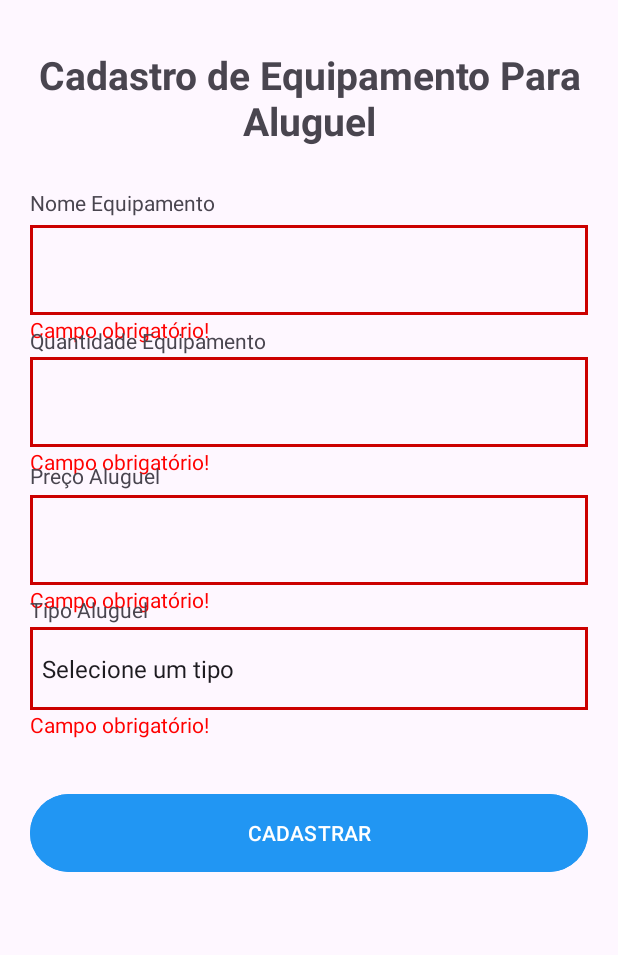
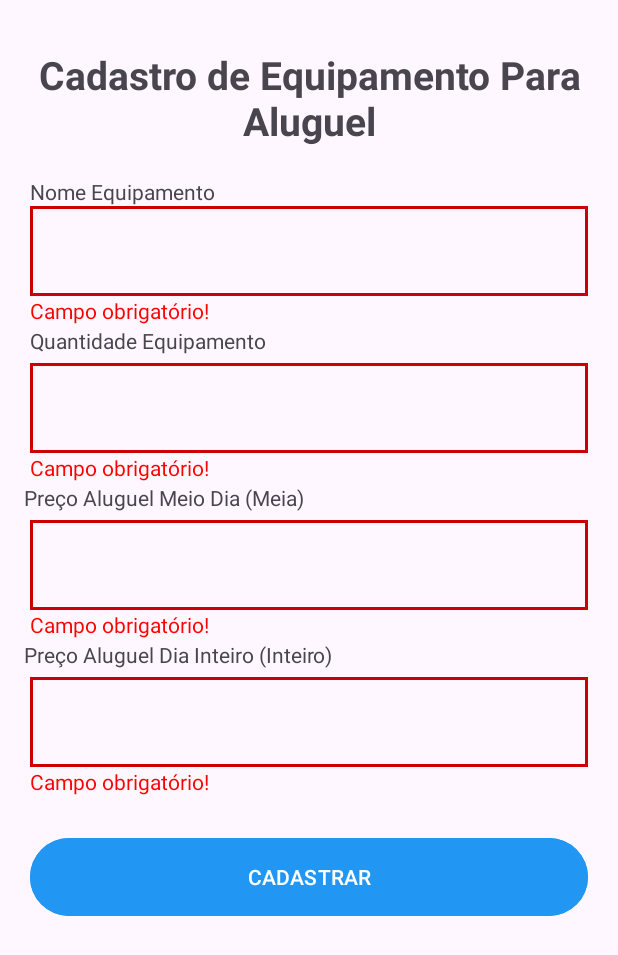
Before and after one commit to Weslley2005/Unificado, an Android app: the CadastroEquipAlug screen opened directly, with no data from a screen before it, after a tap on "CADASTRAR", on a phone screen of 412 x 824 dp. Shown: the top 955 px of the screen. Run offline under Robolectric (Android 15) with nearby library versions, the phone set to English and light mode, and no system bars; our stand-ins replace Firebase (no records; nobody signed in at launch, a user with empty details on screens opened directly).

Commit message:
Modulo III

```diff
--- a/app/src/main/java/br/unigran/tcc/ViewModel/CadastroEquipAlug.java
+++ b/app/src/main/java/br/unigran/tcc/ViewModel/CadastroEquipAlug.java
@@ -8,19 +8,14 @@ import android.text.TextWatcher;
 import android.util.Log;
 import android.view.View;
 import android.view.Window;
-import android.widget.AdapterView;
-import android.widget.ArrayAdapter;
 import android.widget.Button;
 import android.widget.EditText;
-import android.widget.Spinner;
 import android.widget.TextView;
 import android.widget.Toast;
 
 import androidx.appcompat.app.AppCompatActivity;
 
 import com.google.firebase.firestore.FirebaseFirestore;
-
-import java.util.ArrayList;
 
 import br.unigran.tcc.Model.EquipamentoAluguel;
 import br.unigran.tcc.R;
@@ -29,10 +24,14 @@ public class CadastroEquipAlug extends AppCompatActivity {
 
     private EditText nomeEquip;
     private EditText qtdEquip;
-    private EditText precoAluguel;
-    private Spinner tipoEquip;
+    private EditText precoAluguelM;
+    private EditText precoAluguelI;
     private Button botaoSalvar;
-    private TextView erroNome, erroQuantidade, erroPrecoCompra, erroPrecoVenda, erroTipo, tituloEdicao;
+    private TextView erroNome;
+    private TextView erroQuantidade;
+    private TextView erroPrecoAlugM;
+    private TextView erroPrecoAlugI;
+    private TextView tituloEdicao;
 
     private FirebaseFirestore firestore = FirebaseFirestore.getInstance();
 
@@ -44,25 +43,17 @@ public class CadastroEquipAlug extends AppCompatActivity {
 
         nomeEquip = findViewById(R.id.idNomeEqui);
         qtdEquip = findViewById(R.id.idQtdEqui);
-        precoAluguel = findViewById(R.id.idPrecoEqui);
-        tipoEquip = findViewById(R.id.idTipoEqui);
+        precoAluguelM = findViewById(R.id.idPrecoEquiM);
+        precoAluguelI = findViewById(R.id.idPrecoEquiI);
         botaoSalvar = findViewById(R.id.idCadastrarEqui);
         erroNome = findViewById(R.id.nomeError);
         erroQuantidade = findViewById(R.id.quantidadeError);
-        erroPrecoVenda = findViewById(R.id.precoVendaError);
-        erroTipo = findViewById(R.id.tipoError);
+        erroPrecoAlugM = findViewById(R.id.precoAlugMError);
+        erroPrecoAlugI = findViewById(R.id.precoAlugIError);
         tituloEdicao = findViewById(R.id.textView6);
 
         botaoSalvar.setOnClickListener(view -> salvarEquip());
 
-        ArrayList<String> tiposProduto = new ArrayList<>();
-        tiposProduto.add("Selecione um tipo");
-        tiposProduto.add("Meia");
-        tiposProduto.add("Inteira");
-
-        ArrayAdapter<String> adapterSpinner = new ArrayAdapter<>(this, android.R.layout.simple_spinner_item, tiposProduto);
-        adapterSpinner.setDropDownViewResource(android.R.layout.simple_spinner_dropdown_item);
-        tipoEquip.setAdapter(adapterSpinner);
 
         adicionarObservadoresDeTexto();
 
@@ -112,15 +103,15 @@ public class CadastroEquipAlug extends AppCompatActivity {
             public void afterTextChanged(Editable s) {}
         });
 
-        precoAluguel.addTextChangedListener(new TextWatcher() {
+        precoAluguelM.addTextChangedListener(new TextWatcher() {
             @Override
             public void beforeTextChanged(CharSequence s, int start, int count, int after) {}
 
             @Override
             public void onTextChanged(CharSequence s, int start, int before, int count) {
                 if (!s.toString().isEmpty()) {
-                    precoAluguel.setBackgroundResource(android.R.drawable.edit_text);
-                    erroPrecoVenda.setVisibility(View.GONE);
+                    precoAluguelM.setBackgroundResource(android.R.drawable.edit_text);
+                    erroPrecoAlugM.setVisibility(View.GONE);
                 }
             }
 
@@ -128,18 +119,22 @@ public class CadastroEquipAlug extends AppCompatActivity {
             public void afterTextChanged(Editable s) {}
         });
 
-        tipoEquip.setOnItemSelectedListener(new AdapterView.OnItemSelectedListener() {
+        precoAluguelI.addTextChangedListener(new TextWatcher() {
             @Override
-            public void onItemSelected(AdapterView<?> parent, View view, int position, long id) {
-                if (position != 0) {
-                    tipoEquip.setBackgroundResource(android.R.drawable.edit_text);
-                    erroTipo.setVisibility(View.GONE);
+            public void beforeTextChanged(CharSequence s, int start, int count, int after) {}
+
+            @Override
+            public void onTextChanged(CharSequence s, int start, int before, int count) {
+                if (!s.toString().isEmpty()) {
+                    precoAluguelI.setBackgroundResource(android.R.drawable.edit_text);
+                    erroPrecoAlugI.setVisibility(View.GONE);
                 }
             }
 
             @Override
-            public void onNothingSelected(AdapterView<?> parent) {}
+            public void afterTextChanged(Editable s) {}
         });
+
     }
 
     private boolean verificarCampos() {
@@ -156,16 +151,16 @@ public class CadastroEquipAlug extends AppCompatActivity {
             erroQuantidade.setVisibility(View.VISIBLE);
             camposVazios = true;
         }
-        if (precoAluguel.getText().toString().isEmpty()) {
-            precoAluguel.setBackgroundResource(R.drawable.borda_vermelha);
-            erroPrecoVenda.setText("Campo obrigatório!");
-            erroPrecoVenda.setVisibility(View.VISIBLE);
+        if (precoAluguelM.getText().toString().isEmpty()) {
+            precoAluguelM.setBackgroundResource(R.drawable.borda_vermelha);
+            erroPrecoAlugM.setText("Campo obrigatório!");
+            erroPrecoAlugM.setVisibility(View.VISIBLE);
             camposVazios = true;
         }
-        if (tipoEquip.getSelectedItemPosition() == 0) {
-            tipoEquip.setBackgroundResource(R.drawable.borda_vermelha);
-            erroTipo.setText("Campo obrigatório!");
-            erroTipo.setVisibility(View.VISIBLE);
+        if (precoAluguelI.getText().toString().isEmpty()) {
+            precoAluguelI.setBackgroundResource(R.drawable.borda_vermelha);
+            erroPrecoAlugI.setText("Campo obrigatório!");
+            erroPrecoAlugI.setVisibility(View.VISIBLE);
             camposVazios = true;
         }
         return camposVazios;
@@ -174,18 +169,16 @@ public class CadastroEquipAlug extends AppCompatActivity {
     public void limparCampos() {
         nomeEquip.setText("");
         qtdEquip.setText("");
-        precoAluguel.setText("");
-        tipoEquip.setSelection(0);
+        precoAluguelM.setText("");
+        precoAluguelI.setText("");
     }
 
     private void preencherCampos(EquipamentoAluguel equipAlug) {
         nomeEquip.setText(equipAlug.getNome());
         qtdEquip.setText(String.valueOf(equipAlug.getQtdAluguel()));
-        precoAluguel.setText(String.valueOf(equipAlug.getPrecoAluguel()));
+        precoAluguelM.setText(String.valueOf(equipAlug.getPrecoAluguelM()));
+        precoAluguelI.setText(String.valueOf(equipAlug.getPrecoAluguelI()));
 
-        ArrayAdapter<String> adapterSpinner = (ArrayAdapter<String>) tipoEquip.getAdapter();
-        int posicaoSpinner = adapterSpinner.getPosition(equipAlug.getTipoAluguel());
-        tipoEquip.setSelection(posicaoSpinner);
     }
 
     private void salvarEquip() {
@@ -197,8 +190,15 @@ public class CadastroEquipAlug extends AppCompatActivity {
         EquipamentoAluguel equipAlug = new EquipamentoAluguel();
         equipAlug.setNome(nomeEquip.getText().toString());
         equipAlug.setQtdAluguel(Integer.parseInt(qtdEquip.getText().toString()));
-        equipAlug.setPrecoAluguel(Float.parseFloat(precoAluguel.getText().toString().replace(",", ".")));
-        equipAlug.setTipoAluguel(tipoEquip.getSelectedItem().toString());
+        // Format the prices with 2 decimal places
+        float precoAluguelMFloat = Float.parseFloat(precoAluguelM.getText().toString().replace(",", "."));
+        float precoAluguelIFloat = Float.parseFloat(precoAluguelI.getText().toString().replace(",", "."));
+
+        String precoAluguelMFormatted = String.format("%.2f", precoAluguelMFloat);
+        String precoAluguelIFormatted = String.format("%.2f", precoAluguelIFloat);
+
+        equipAlug.setPrecoAluguelM(Float.parseFloat(precoAluguelMFormatted));
+        equipAlug.setPrecoAluguelI(Float.parseFloat(precoAluguelIFormatted));
 
         Intent intent = getIntent();
         if (intent.hasExtra("equipAlug")) {
--- a/app/src/main/res/layout/activity_cadastro_equip_alug.xml
+++ b/app/src/main/res/layout/activity_cadastro_equip_alug.xml
@@ -20,151 +20,145 @@
         app:layout_constraintTop_toTopOf="parent" />
 
     <TextView
+        android:id="@+id/textView28"
+        android:layout_width="wrap_content"
+        android:layout_height="wrap_content"
+        android:layout_marginStart="20dp"
+        android:layout_marginTop="20dp"
+        android:layout_marginBottom="5dp"
+        android:text="Nome Equipamento"
+        app:layout_constraintStart_toStartOf="parent"
+        app:layout_constraintTop_toBottomOf="@id/textView6" />
+
+    <EditText
+        android:id="@+id/idNomeEqui"
+        android:layout_width="0dp"
+        android:layout_height="60dp"
+        android:layout_marginHorizontal="20dp"
+        android:inputType="text"
+        app:layout_constraintEnd_toEndOf="parent"
+        app:layout_constraintStart_toStartOf="parent"
+        app:layout_constraintTop_toBottomOf="@id/textView28" />
+
+    <TextView
         android:id="@+id/nomeError"
+        android:layout_width="0dp"
+        android:layout_height="wrap_content"
+        android:textColor="#FF0000"
+        android:visibility="gone"
+        android:layout_marginHorizontal="20dp"
+        app:layout_constraintStart_toStartOf="parent"
+        app:layout_constraintEnd_toEndOf="parent"
+        app:layout_constraintTop_toBottomOf="@+id/idNomeEqui" />
+
+    <TextView
+        android:id="@+id/textView29"
+        android:layout_width="wrap_content"
+        android:layout_height="wrap_content"
+        android:layout_marginStart="20dp"
+        android:layout_marginTop="20dp"
+        android:layout_marginBottom="5dp"
+        android:text="Quantidade Equipamento"
+        app:layout_constraintStart_toStartOf="parent"
+        app:layout_constraintTop_toBottomOf="@id/idNomeEqui" />
+
+    <EditText
+        android:id="@+id/idQtdEqui"
+        android:layout_width="0dp"
+        android:layout_height="60dp"
+        android:layout_marginHorizontal="20dp"
+        android:layout_marginTop="5dp"
+        android:inputType="number"
+        app:layout_constraintEnd_toEndOf="parent"
+        app:layout_constraintStart_toStartOf="parent"
+        app:layout_constraintTop_toBottomOf="@id/textView29" />
+
+    <TextView
+        android:id="@+id/quantidadeError"
+        android:layout_width="0dp"
+        android:layout_height="wrap_content"
+        android:textColor="#FF0000"
+        android:visibility="gone"
+        android:layout_marginHorizontal="20dp"
+        app:layout_constraintStart_toStartOf="parent"
+        app:layout_constraintEnd_toEndOf="parent"
+        app:layout_constraintTop_toBottomOf="@+id/idQtdEqui" />
+
+    <TextView
+        android:id="@+id/textView30"
+        android:layout_width="wrap_content"
+        android:layout_height="wrap_content"
+        android:layout_marginStart="16dp"
+        android:layout_marginTop="20dp"
+        android:layout_marginBottom="5dp"
+        android:text="Preço Aluguel Meio Dia (Meia)"
+        app:layout_constraintStart_toStartOf="parent"
+        app:layout_constraintTop_toBottomOf="@id/idQtdEqui" />
+
+    <EditText
+        android:id="@+id/idPrecoEquiM"
+        android:layout_width="0dp"
+        android:layout_height="60dp"
+        android:layout_marginHorizontal="20dp"
+        android:layout_marginTop="5dp"
+        android:inputType="numberDecimal"
+        app:layout_constraintEnd_toEndOf="parent"
+        app:layout_constraintStart_toStartOf="parent"
+        app:layout_constraintTop_toBottomOf="@id/textView30" />
+
+    <TextView
+        android:id="@+id/precoAlugMError"
         android:layout_width="0dp"
         android:layout_height="wrap_content"
         android:textColor="#FF0000"
         android:visibility="gone"
         app:layout_constraintStart_toStartOf="parent"
         app:layout_constraintEnd_toEndOf="parent"
-        app:layout_constraintTop_toBottomOf="@+id/idNomeEqui"
+        app:layout_constraintTop_toBottomOf="@+id/idPrecoEquiM"
         android:layout_marginHorizontal="20dp" />
+
     <TextView
-        android:id="@+id/quantidadeError"
+        android:id="@+id/textView31"
+        android:layout_width="wrap_content"
+        android:layout_height="wrap_content"
+        android:layout_marginStart="16dp"
+        android:layout_marginTop="20dp"
+        android:text="Preço Aluguel Dia Inteiro (Inteiro)"
+        app:layout_constraintStart_toStartOf="parent"
+        app:layout_constraintTop_toBottomOf="@id/idPrecoEquiM" />
+
+    <EditText
+        android:id="@+id/idPrecoEquiI"
+        android:layout_width="0dp"
+        android:layout_height="60dp"
+        android:layout_marginHorizontal="20dp"
+        android:layout_marginTop="5dp"
+        android:inputType="numberDecimal"
+        app:layout_constraintEnd_toEndOf="parent"
+        app:layout_constraintStart_toStartOf="parent"
+        app:layout_constraintTop_toBottomOf="@id/textView31" />
+
+    <TextView
+        android:id="@+id/precoAlugIError"
         android:layout_width="0dp"
         android:layout_height="wrap_content"
         android:textColor="#FF0000"
         android:visibility="gone"
+        android:layout_marginHorizontal="20dp"
         app:layout_constraintStart_toStartOf="parent"
         app:layout_constraintEnd_toEndOf="parent"
-        app:layout_constraintTop_toBottomOf="@+id/idQtdEqui"
-        android:layout_marginHorizontal="20dp" />
-    <TextView
-        android:id="@+id/precoVendaError"
-        android:layout_width="0dp"
-        android:layout_height="wrap_content"
-        android:textColor="#FF0000"
-        android:visibility="gone"
-        app:layout_constraintStart_toStartOf="parent"
-        app:layout_constraintEnd_toEndOf="parent"
-        app:layout_constraintTop_toBottomOf="@+id/idPrecoEqui"
-        android:layout_marginHorizontal="20dp" />
-    <TextView
-        android:id="@+id/tipoError"
-        android:layout_width="0dp"
-        android:layout_height="wrap_content"
-        android:textColor="#FF0000"
-        android:visibility="gone"
-        app:layout_constraintStart_toStartOf="parent"
-        app:layout_constraintEnd_toEndOf="parent"
-        app:layout_constraintTop_toBottomOf="@+id/idTipoEqui"
-        android:layout_marginHorizontal="20dp" />
-
-    <TextView
-        android:id="@+id/textView28"
-        android:layout_width="wrap_content"
-        android:layout_height="wrap_content"
-        android:layout_marginStart="20dp"
-        android:layout_marginTop="10dp"
-        android:layout_marginBottom="5dp"
-        android:text="Nome Equipamento"
-        app:layout_constraintBottom_toTopOf="@+id/idNomeEqui"
-        app:layout_constraintStart_toStartOf="parent"
-        app:layout_constraintTop_toBottomOf="@+id/textView6"
-        app:layout_constraintVertical_bias="1.0" />
-
-    <TextView
-        android:id="@+id/textView30"
-        android:layout_width="wrap_content"
-        android:layout_height="wrap_content"
-        android:layout_marginStart="20dp"
-        android:layout_marginTop="9dp"
-        android:layout_marginBottom="5dp"
-        android:text="Preço Aluguel"
-        app:layout_constraintBottom_toTopOf="@+id/idPrecoEqui"
-        app:layout_constraintStart_toStartOf="parent"
-        app:layout_constraintTop_toBottomOf="@+id/idQtdEqui"
-        app:layout_constraintVertical_bias="0.0" />
-
-    <Spinner
-        android:id="@+id/idTipoEqui"
-        android:layout_width="0dp"
-        android:layout_height="55dp"
-        android:layout_marginHorizontal="20dp"
-        android:layout_marginTop="28dp"
-        app:layout_constraintEnd_toEndOf="parent"
-        app:layout_constraintStart_toStartOf="parent"
-        app:layout_constraintTop_toBottomOf="@+id/idPrecoEqui" />
-
-    <EditText
-        android:id="@+id/idQtdEqui"
-        android:layout_width="0dp"
-        android:layout_height="60dp"
-        android:layout_marginHorizontal="20dp"
-        android:layout_marginTop="28dp"
-        android:inputType="number"
-        app:layout_constraintEnd_toEndOf="parent"
-        app:layout_constraintStart_toStartOf="parent"
-        app:layout_constraintTop_toBottomOf="@+id/idNomeEqui" />
+        app:layout_constraintTop_toBottomOf="@+id/idPrecoEquiI" />
 
     <Button
         android:id="@+id/idCadastrarEqui"
         android:layout_width="0dp"
         android:layout_height="60dp"
         android:layout_marginHorizontal="20dp"
-        android:layout_marginTop="52dp"
+        android:layout_marginTop="43dp"
         android:backgroundTint="@color/Button"
         android:text="CADASTRAR"
         app:layout_constraintEnd_toEndOf="parent"
         app:layout_constraintStart_toStartOf="parent"
-        app:layout_constraintTop_toBottomOf="@+id/idTipoEqui" />
-
-    <EditText
-        android:id="@+id/idNomeEqui"
-        android:layout_width="0dp"
-        android:layout_height="60dp"
-        android:layout_marginHorizontal="20dp"
-        android:layout_marginTop="52dp"
-        android:inputType="text"
-        app:layout_constraintEnd_toEndOf="parent"
-        app:layout_constraintStart_toStartOf="parent"
-        app:layout_constraintTop_toBottomOf="@+id/textView6" />
-
-    <EditText
-        android:id="@+id/idPrecoEqui"
-        android:layout_width="0dp"
-        android:layout_height="60dp"
-        android:layout_marginHorizontal="20dp"
-        android:layout_marginTop="32dp"
-        android:inputType="numberDecimal"
-        app:layout_constraintEnd_toEndOf="parent"
-        app:layout_constraintStart_toStartOf="parent"
-        app:layout_constraintTop_toBottomOf="@+id/idQtdEqui" />
-
-    <TextView
-        android:id="@+id/textView31"
-        android:layout_width="wrap_content"
-        android:layout_height="wrap_content"
-        android:layout_marginStart="20dp"
-        android:layout_marginTop="7dp"
-        android:layout_marginBottom="5dp"
-        android:text="Tipo Aluguel"
-        app:layout_constraintBottom_toTopOf="@+id/idTipoEqui"
-        app:layout_constraintStart_toStartOf="parent"
-        app:layout_constraintTop_toBottomOf="@+id/idPrecoEqui"
-        app:layout_constraintVertical_bias="0.333" />
-
-    <TextView
-        android:id="@+id/textView29"
-        android:layout_width="wrap_content"
-        android:layout_height="wrap_content"
-        android:layout_marginStart="20dp"
-        android:layout_marginTop="10dp"
-        android:layout_marginBottom="5dp"
-        android:text="Quantidade Equipamento"
-        app:layout_constraintBottom_toTopOf="@+id/idQtdEqui"
-        app:layout_constraintStart_toStartOf="parent"
-        app:layout_constraintTop_toBottomOf="@+id/idNomeEqui"
-        app:layout_constraintVertical_bias="0.4" />
+        app:layout_constraintTop_toBottomOf="@+id/idPrecoEquiI" />
 
 </androidx.constraintlayout.widget.ConstraintLayout>
```
Also changed, not shown: app/src/main/java/br/unigran/tcc/Model/EquipamentoAluguel.java (+10 -10 lines), app/src/main/java/br/unigran/tcc/ViewModel/EquipAlugAdapter.java (+5 -5 lines), app/src/main/res/layout/activity_item_equip_alug.xml (+22 -22 lines).
